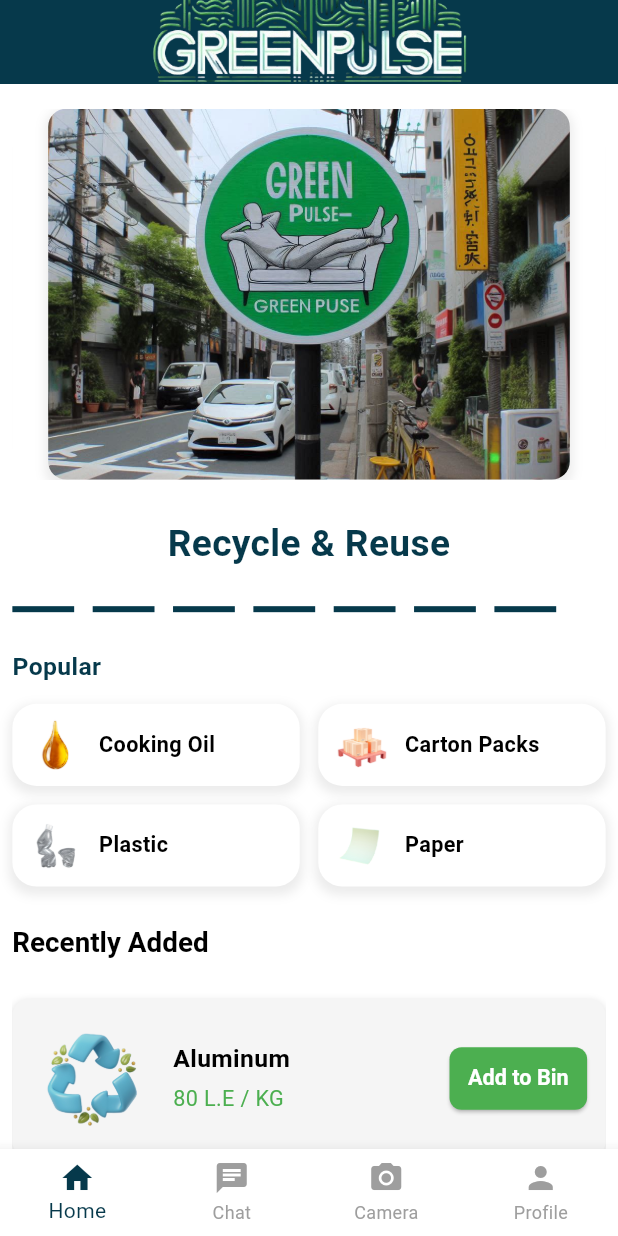
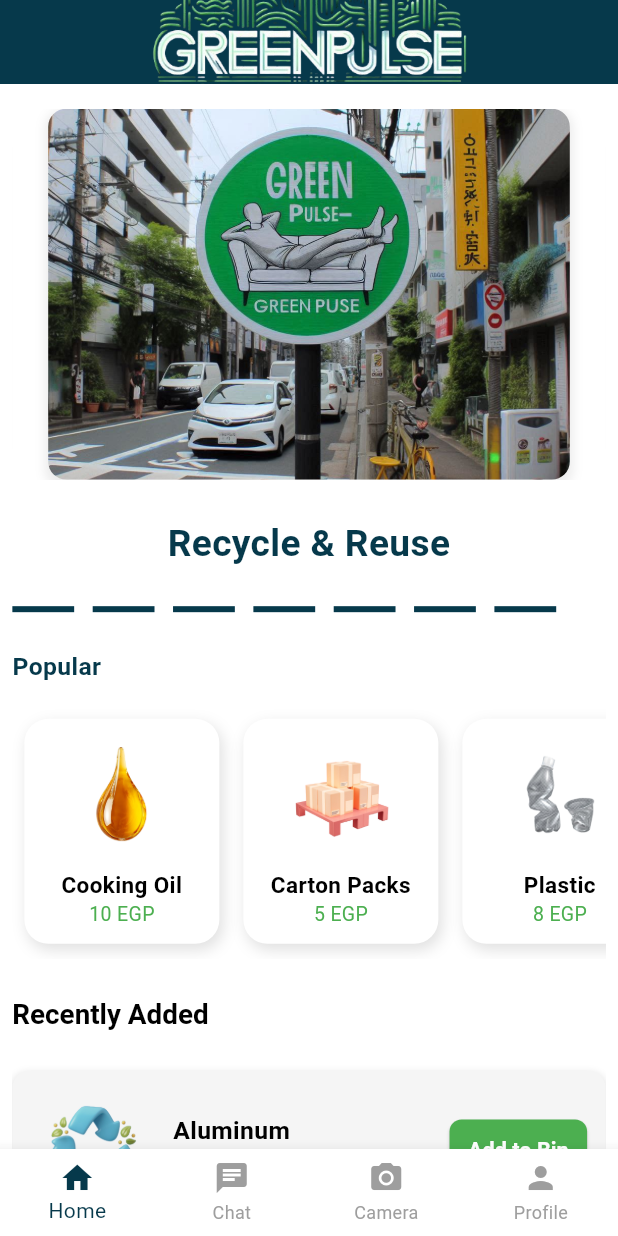
Before and after one commit to MahmoodEbrahim/greenpulse, a Flutter app: the HomeScreen screen opened by its route, on a phone screen of 412 x 824 dp. Run offline on Flutter 3.47's test engine with Material 3 defaults, Android fonts, the phone set to English and light mode, and no system bars; drawn by our look-alikes of carousel_slider, dotted_line; our stand-ins replace camera, flutter_spinkit, geolocator.

Commit message:
update popular file make it more clear

```diff
--- a/lib/feature/list/Screens/HomeScreen/Home_screen.dart
+++ b/lib/feature/list/Screens/HomeScreen/Home_screen.dart
@@ -60,10 +60,9 @@ class _HomeScreenState extends State<HomeScreen> {
               label: 'Chat',
             ),
             BottomNavigationBarItem(
-              icon: Icon(Icons.camera_alt), // غيرنا الأيقونة لكاميرا
+              icon: Icon(Icons.camera_alt),
               label: 'Camera',
             ),
-
             BottomNavigationBarItem(
               icon: Icon(Icons.person),
               label: 'Profile',
--- a/lib/feature/list/Screens/profilescreen/coin_widget.dart
+++ b/lib/feature/list/Screens/profilescreen/coin_widget.dart
@@ -1,4 +1,5 @@
 import 'package:flutter/material.dart';
+import 'package:greenpulse/config/theme/app_colors.dart';
 
 class CoinWidget extends StatelessWidget {
   final int coins;
@@ -21,12 +22,12 @@ class CoinWidget extends StatelessWidget {
         borderRadius: BorderRadius.circular(16),
         boxShadow: [
           BoxShadow(
-            color: Colors.amber.withOpacity(0.3),
+            color: Colors.amber.withOpacity(0.1),
             blurRadius: 8,
             offset: const Offset(0, 4),
           ),
         ],
-        border: Border.all(color: Colors.amber, width: 1),
+        border: Border.all(color: AppColors.secondaryColor, width: 1),
       ),
       child: Row(
         children: [
--- /dev/null
+++ b/lib/feature/popular_items/controller/popular_items_controller.dart
@@ -0,0 +1,44 @@
+import 'package:flutter/material.dart';
+import '../models/popular_item.dart';
+import '../presentation/screens/item_details_screen.dart';
+
+class PopularItemsController {
+  final List<PopularItem> items = [
+    PopularItem(
+      text: 'Cooking Oil',
+      image: 'aseets/images/homescreen/PopularItems/oil-removebg-preview.png',
+      price: 10,
+    ),
+    PopularItem(
+      text: 'Carton Packs',
+      image: 'aseets/images/homescreen/PopularItems/boxs.png',
+      price: 5,
+    ),
+    PopularItem(
+      text: 'Plastic',
+      image: 'aseets/images/homescreen/PopularItems/palsric-removebg-preview.png',
+      price: 8,
+    ),
+    PopularItem(
+      text: 'Paper',
+      image: 'aseets/images/homescreen/PopularItems/poster-mock-up-removebg-preview.png',
+      price: 2,
+    ),
+  ];
+
+  void goToItemDetails(BuildContext context, PopularItem item) {
+    Navigator.push(
+      context,
+      PageRouteBuilder(
+        pageBuilder: (_, __, ___) => ItemDetailScreen(item: item),
+        transitionsBuilder: (_, animation, __, child) {
+          const begin = Offset(1.0, 0.0);
+          const end = Offset.zero;
+          const curve = Curves.easeInOut;
+          var tween = Tween(begin: begin, end: end).chain(CurveTween(curve: curve));
+          return SlideTransition(position: animation.drive(tween), child: child);
+        },
+      ),
+    );
+  }
+}
--- /dev/null
+++ b/lib/feature/popular_items/models/popular_item.dart
@@ -0,0 +1,11 @@
+class PopularItem {
+  final String text;
+  final String image;
+  final int price;
+
+  PopularItem({
+    required this.text,
+    required this.image,
+    required this.price,
+  });
+}
--- /dev/null
+++ b/lib/feature/popular_items/presentation/screens/popular_items_widget.dart
@@ -0,0 +1,57 @@
+import 'package:flutter/material.dart';
+import '../../controller/popular_items_controller.dart';
+
+class PopularItemsWidget extends StatelessWidget {
+  final PopularItemsController controller = PopularItemsController();
+
+  PopularItemsWidget({super.key});
+
+  @override
+  Widget build(BuildContext context) {
+    return SizedBox(
+      height: 170,
+      child: ListView.builder(
+        scrollDirection: Axis.horizontal,
+        itemCount: controller.items.length,
+        itemBuilder: (context, index) {
+          final item = controller.items[index];
+          return GestureDetector(
+            onTap: () => controller.goToItemDetails(context, item),
+            child: AnimatedContainer(
+              duration: const Duration(milliseconds: 300),
+              margin: const EdgeInsets.symmetric(horizontal: 8, vertical: 10),
+              width: 130,
+              decoration: BoxDecoration(
+                color: Colors.white,
+                borderRadius: BorderRadius.circular(16),
+                boxShadow: [
+                  BoxShadow(
+                    color: Colors.black12,
+                    blurRadius: 8,
+                    offset: Offset(2, 4),
+                  ),
+                ],
+              ),
+              child: Column(
+                mainAxisAlignment: MainAxisAlignment.center,
+                children: [
+                  Image.asset(item.image, width: 80, height: 80, fit: BoxFit.contain),
+                  const SizedBox(height: 10),
+                  Text(
+                    item.text,
+                    style: const TextStyle(fontSize: 15, fontWeight: FontWeight.bold),
+                    textAlign: TextAlign.center,
+                  ),
+                  Text(
+                    "${item.price} EGP",
+                    style: const TextStyle(fontSize: 13, color: Colors.green),
+                  ),
+                ],
+              ),
+            ),
+          );
+        },
+      ),
+    );
+  }
+}
--- a/lib/feature/list/Screens/ContentSceen/popular_items.dart
+++ b/lib/feature/popular_items/presentation/widget/animated_grid_item.dart
@@ -1,58 +1,25 @@
 import 'package:flutter/material.dart';
-
-class PopularItems extends StatelessWidget {
-  const PopularItems({super.key});
-
-  // Updated list with corrected image paths
-  static const List<Map<String, String>> _items = [
-    {'text': 'Cooking Oil', 'image': 'aseets/images/homescreen/PopularItems/oil-removebg-preview.png'},
-    {'text': 'Carton Packs', 'image': 'aseets/images/homescreen/PopularItems/boxs.png'},
-    {'text': 'Plastic', 'image': 'aseets/images/homescreen/PopularItems/palsric-removebg-preview.png'},
-    {'text': 'Paper', 'image': 'aseets/images/homescreen/PopularItems/poster-mock-up-removebg-preview.png'},
-  ];
-
-  @override
-  Widget build(BuildContext context) {
-    final screenWidth = MediaQuery.of(context).size.width;
-
-    return GridView.builder(
-      shrinkWrap: true,
-      physics: const NeverScrollableScrollPhysics(),
-      gridDelegate: SliverGridDelegateWithFixedCrossAxisCount(
-        crossAxisCount: 2,
-        mainAxisSpacing: screenWidth * 0.03, // 3% of screen width
-        crossAxisSpacing: screenWidth * 0.03, // 3% of screen width
-        childAspectRatio: 3.5, // Increased to make containers wider
-      ),
-      itemCount: _items.length,
-      itemBuilder: (context, index) {
-        return AnimatedGridItem(
-          index: index,
-          text: _items[index]['text']!,
-          imagePath: _items[index]['image']!,
-        );
-      },
-    );
-  }
-}
 
 class AnimatedGridItem extends StatefulWidget {
   final int index;
   final String text;
   final String imagePath;
+  final VoidCallback? onTap;
 
   const AnimatedGridItem({
     super.key,
     required this.index,
     required this.text,
     required this.imagePath,
+    this.onTap,
   });
 
   @override
   State<AnimatedGridItem> createState() => _AnimatedGridItemState();
 }
 
-class _AnimatedGridItemState extends State<AnimatedGridItem> with SingleTickerProviderStateMixin {
+class _AnimatedGridItemState extends State<AnimatedGridItem>
+    with SingleTickerProviderStateMixin {
   late AnimationController _controller;
   late Animation<Offset> _offsetAnimation;
   late Animation<double> _opacityAnimation;
@@ -61,7 +28,6 @@ class _AnimatedGridItemState extends State<AnimatedGridItem> with SingleTickerPr
   @override
   void initState() {
     super.initState();
-
     _controller = AnimationController(
       duration: Duration(milliseconds: 600 + widget.index * 100),
       vsync: this,
@@ -70,18 +36,12 @@ class _AnimatedGridItemState extends State<AnimatedGridItem> with SingleTickerPr
     _offsetAnimation = Tween<Offset>(
       begin: const Offset(0.0, 0.3),
       end: Offset.zero,
-    ).animate(CurvedAnimation(
-      parent: _controller,
-      curve: Curves.easeOut,
-    ));
+    ).animate(CurvedAnimation(parent: _controller, curve: Curves.easeOut));
 
     _opacityAnimation = Tween<double>(
       begin: 0.0,
       end: 1.0,
-    ).animate(CurvedAnimation(
-      parent: _controller,
-      curve: Curves.easeOut,
-    ));
+    ).animate(CurvedAnimation(parent: _controller, curve: Curves.easeOut));
 
     _controller.forward();
   }
@@ -97,21 +57,10 @@ class _AnimatedGridItemState extends State<AnimatedGridItem> with SingleTickerPr
     final screenWidth = MediaQuery.of(context).size.width;
 
     return GestureDetector(
-      onTapDown: (_) {
-        setState(() {
-          _isTapped = true;
-        });
-      },
-      onTapUp: (_) {
-        setState(() {
-          _isTapped = false;
-        });
-      },
-      onTapCancel: () {
-        setState(() {
-          _isTapped = false;
-        });
-      },
+      onTap: widget.onTap,
+      onTapDown: (_) => setState(() => _isTapped = true),
+      onTapUp: (_) => setState(() => _isTapped = false),
+      onTapCancel: () => setState(() => _isTapped = false),
       child: SlideTransition(
         position: _offsetAnimation,
         child: FadeTransition(
@@ -120,7 +69,7 @@ class _AnimatedGridItemState extends State<AnimatedGridItem> with SingleTickerPr
             scale: _isTapped ? 0.95 : 1.0,
             duration: const Duration(milliseconds: 200),
             child: Container(
-              padding: EdgeInsets.all(screenWidth * 0.02), // 2% of screen width
+              padding: EdgeInsets.all(screenWidth * 0.02),
               decoration: BoxDecoration(
                 color: Theme.of(context).cardColor,
                 borderRadius: BorderRadius.circular(16),
@@ -139,16 +88,9 @@ class _AnimatedGridItemState extends State<AnimatedGridItem> with SingleTickerPr
                     borderRadius: BorderRadius.circular(8),
                     child: Image.asset(
                       widget.imagePath,
-                      width: screenWidth * 0.1, // 10% of screen width
+                      width: screenWidth * 0.1,
                       height: screenWidth * 0.1,
                       fit: BoxFit.cover,
-                      errorBuilder: (context, error, stackTrace) {
-                        return const Icon(
-                          Icons.error,
-                          color: Colors.red,
-                          size: 40,
-                        ); // Fallback if image fails to load
-                      },
                     ),
                   ),
                   SizedBox(width: screenWidth * 0.02),
@@ -156,9 +98,9 @@ class _AnimatedGridItemState extends State<AnimatedGridItem> with SingleTickerPr
                     child: Text(
                       widget.text,
                       style: TextStyle(
-                        fontSize: screenWidth * 0.035, // 3.5% of screen width
+                        fontSize: screenWidth * 0.035,
                         fontWeight: FontWeight.w600,
-                        color: Colors.black
+                        color: Colors.black,
                       ),
                     ),
                   ),
```
Also changed, not shown: lib/feature/list/Screens/ContentSceen/home_content.dart (+14 -40 lines), lib/feature/popular_items/presentation/screens/item_details_screen.dart (added, +100 -0 lines).
